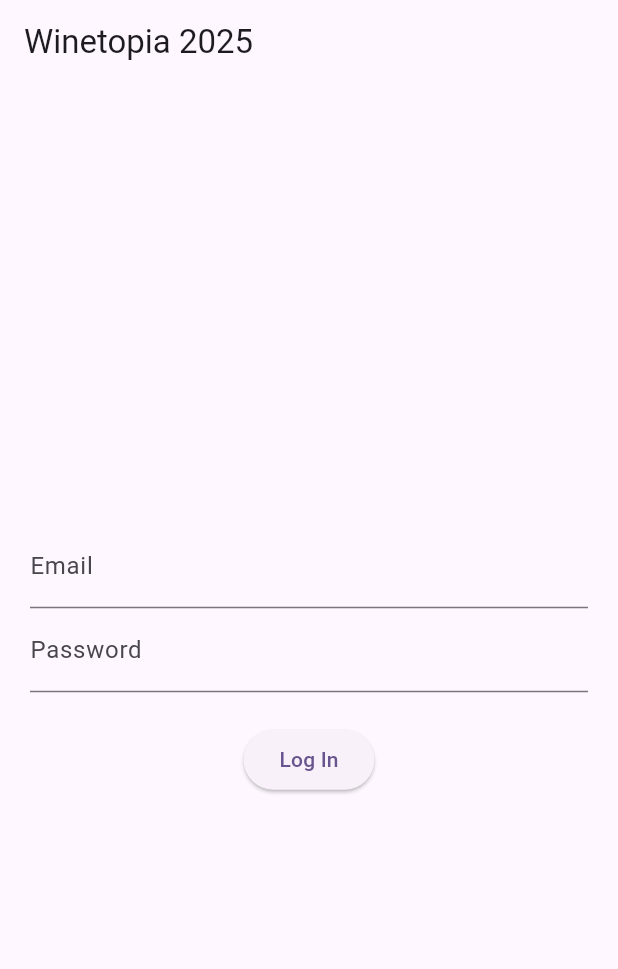
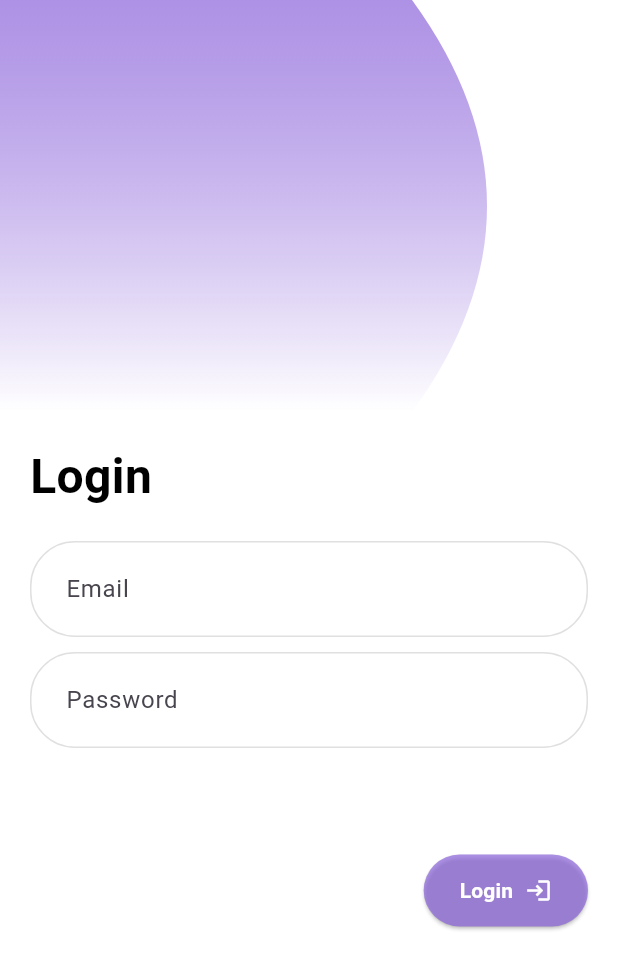
Before and after one commit to Nghia-PD/Winetopia-App, a Flutter app: the screen it shows after launch, on a phone screen of 412 x 824 dp. Shown: the top 969 px of the screen. Run offline on Flutter 3.47's test engine with Material 3 defaults, Android fonts, the light colour scheme and no system bars; our stand-ins replace cloud_firestore, firebase_auth, firebase_core, flutter_spinkit, qr_flutter; accounts and stored records are empty.

Commit message:
redesign login page

```diff
--- a/lib/screens/authentication/login.dart
+++ b/lib/screens/authentication/login.dart
@@ -1,5 +1,7 @@
 import 'package:flutter/material.dart';
 import 'package:winetopia_app/services/firebase_authentication_functions.dart';
+import 'package:winetopia_app/shares/clip_path.dart';
+import 'package:winetopia_app/shares/loading.dart';
 
 class LoginScreen extends StatefulWidget {
   const LoginScreen({super.key});
@@ -9,60 +11,164 @@ class LoginScreen extends StatefulWidget {
 }
 
 class _LoginScreenState extends State<LoginScreen> {
-  String? errorMessage = '';
+  String errorMessage = '';
   bool isLogin = false;
+  bool loading = false;
 
   final TextEditingController _controllerEmail = TextEditingController();
   final TextEditingController _controllerPassword = TextEditingController();
 
-  Future<void> signInWithEmailAndPassword() async {
-    await Auth().signInWithEmailAndPassword(
-      _controllerEmail.text,
-      _controllerPassword.text,
-    );
-  }
-
-  Widget _title() {
-    return const Text("Winetopia 2025");
-  }
-
-  Widget _entryField(String title, TextEditingController controller) {
+  Widget _entryField(
+    String title,
+    TextEditingController controller,
+    bool hideText,
+  ) {
     return TextField(
       controller: controller,
-      decoration: InputDecoration(labelText: title),
+      obscureText: hideText,
+      decoration: InputDecoration(
+        hintText: title,
+        contentPadding: const EdgeInsets.symmetric(
+          vertical: 20.0,
+          horizontal: 20.0,
+        ),
+        border: OutlineInputBorder(
+          borderRadius: BorderRadius.circular(30), // rounded corners
+        ),
+        enabledBorder: OutlineInputBorder(
+          borderRadius: BorderRadius.circular(30),
+          borderSide: BorderSide(color: Colors.grey.shade300),
+        ),
+        focusedBorder: OutlineInputBorder(
+          borderRadius: BorderRadius.circular(30),
+          borderSide: BorderSide(color: Color.fromRGBO(139, 99, 218, 0.7)),
+        ),
+        filled: true,
+        fillColor: Colors.white,
+      ),
     );
   }
 
   Widget _errorMessage() {
-    return Text(errorMessage == '' ? '' : 'Humm ? $errorMessage');
+    return Text(
+      errorMessage,
+      textAlign: TextAlign.left,
+      style: TextStyle(
+        fontSize: 14,
+        color: Colors.red,
+        fontWeight: FontWeight.bold,
+      ),
+    );
   }
 
   Widget _submitButton() {
     return ElevatedButton(
-      onPressed: () {
-        signInWithEmailAndPassword();
+      onPressed: () async {
+        setState(() {
+          loading = true;
+        });
+        dynamic result = await Auth().signInWithEmailAndPassword(
+          _controllerEmail.text,
+          _controllerPassword.text,
+        );
+        if (result == null) {
+          setState(() {
+            loading = false;
+            errorMessage = 'Yeah, nah. That’s not a valid email or password.';
+          });
+        }
       },
-      child: Text("Log In"),
+      style: ElevatedButton.styleFrom(
+        backgroundColor: Color.fromRGBO(139, 99, 218, 0.7),
+        shape: RoundedRectangleBorder(borderRadius: BorderRadius.circular(30)),
+        padding: const EdgeInsets.symmetric(horizontal: 24, vertical: 14),
+      ),
+      child: Row(
+        mainAxisSize: MainAxisSize.min, // wrap content
+        children: [
+          Text(
+            'Login',
+            style: TextStyle(fontWeight: FontWeight.bold, color: Colors.white),
+          ),
+          SizedBox(width: 8),
+          Icon(Icons.login, color: Colors.white),
+        ],
+      ),
+    );
+  }
+
+  Widget _loginText() {
+    return Text(
+      "Login",
+      textAlign: TextAlign.left,
+      style: TextStyle(
+        fontSize: 32,
+        color: Colors.black,
+        fontWeight: FontWeight.bold,
+      ),
+    );
+  }
+
+  Widget _myClip(double width, double height) {
+    return ClipPath(
+      clipper: BottomWaveClipper(),
+      child: Container(
+        height: height,
+        width: width,
+        decoration: BoxDecoration(
+          gradient: LinearGradient(
+            colors: [Color.fromRGBO(139, 99, 218, 0.7), Colors.white],
+            begin: Alignment.topCenter,
+            end: Alignment.bottomCenter,
+          ),
+        ),
+      ),
     );
   }
 
   @override
   Widget build(BuildContext context) {
-    return Scaffold(
-      appBar: AppBar(title: _title()),
+    return loading
+        ? Loading()
+        : Scaffold(
+          backgroundColor: Colors.white,
           body: Container(
-        height: double.infinity,
-        width: double.infinity,
-        padding: const EdgeInsets.all(20),
+            padding: EdgeInsets.all(0),
+            child: SingleChildScrollView(
+              reverse: true,
               child: Column(
-          crossAxisAlignment: CrossAxisAlignment.center,
-          mainAxisAlignment: MainAxisAlignment.center,
                 children: <Widget>[
-            _entryField("Email", _controllerEmail),
-            _entryField("Password", _controllerPassword),
+                  Align(
+                    alignment: Alignment.topLeft,
+                    child: _myClip(
+                      MediaQuery.of(context).size.width,
+                      MediaQuery.of(context).size.height / 3,
+                    ),
+                  ),
+                  Padding(
+                    padding: EdgeInsets.all(20),
+                    child: Column(
+                      children: <Widget>[
+                        Align(
+                          alignment: Alignment.topLeft,
+                          child: _loginText(),
+                        ),
+                        SizedBox(height: 20),
+                        _entryField("Email", _controllerEmail, false),
+                        SizedBox(height: 10),
+                        _entryField("Password", _controllerPassword, true),
+                        SizedBox(height: 20),
                         _errorMessage(),
-            _submitButton(),
+                        SizedBox(height: 30),
+                        Align(
+                          alignment: Alignment.bottomRight,
+                          child: _submitButton(),
+                        ),
                       ],
+                    ),
+                  ),
+                ],
+              ),
             ),
           ),
         );
--- a/lib/screens/home/profile.dart
+++ b/lib/screens/home/profile.dart
@@ -30,8 +30,8 @@ class Profile extends StatelessWidget {
     );
   }
 
-  Widget _ticket(String ticket_number) {
-    return QrImageView(data: ticket_number, size: 300);
+  Widget _ticket(String ticketNumber) {
+    return QrImageView(data: ticketNumber, size: 300);
   }
 
   @override
@@ -55,7 +55,7 @@ class Profile extends StatelessWidget {
           child: Column(
             mainAxisAlignment: MainAxisAlignment.spaceBetween,
             children: [
-              _ticket(userData["ticket_number"]),
+              _ticket(userData["ticketNumber"]),
               Row(
                 mainAxisAlignment: MainAxisAlignment.center,
                 children: [
--- a/lib/services/firebase_authentication_functions.dart
+++ b/lib/services/firebase_authentication_functions.dart
@@ -7,14 +7,18 @@ class Auth {
 
   Stream<User?> get authStateChanges => _firebaseAuth.authStateChanges();
 
-  Future<void> signInWithEmailAndPassword(String email, String password) async {
+  Future signInWithEmailAndPassword(String email, String password) async {
     try {
-      await _firebaseAuth.signInWithEmailAndPassword(
+      UserCredential result = await _firebaseAuth.signInWithEmailAndPassword(
         email: email,
         password: password,
       );
+
+      return result.user;
     } on FirebaseAuthException catch (e) {
-      print(e.message);
+      print(e.toString());
+
+      return null;
     }
   }
 
--- /dev/null
+++ b/lib/shares/clip_path.dart
@@ -0,0 +1,24 @@
+import 'package:flutter/material.dart';
+
+class BottomWaveClipper extends CustomClipper<Path> {
+  @override
+  Path getClip(Size size) {
+    final path = Path();
+    // Start at top-left
+    path.lineTo(0, size.height);
+    path.lineTo(size.width / 3 * 2, size.height);
+    //path.lineTo(size.width / 3 * 2, 0);
+    path.quadraticBezierTo(
+      size.width / 3 * 2 + 100,
+      size.height / 2,
+      size.width / 3 * 2,
+      0,
+    );
+    path.close();
+
+    return path;
+  }
+
+  @override
+  bool shouldReclip(CustomClipper<Path> oldClipper) => true;
+}
--- /dev/null
+++ b/lib/shares/loading.dart
@@ -0,0 +1,19 @@
+import 'package:flutter/material.dart';
+import 'package:flutter_spinkit/flutter_spinkit.dart';
+
+class Loading extends StatelessWidget {
+  const Loading({super.key});
+
+  @override
+  Widget build(BuildContext context) {
+    return Container(
+      color: Colors.white,
+      child: Center(
+        child: SpinKitChasingDots(
+          color: Color.fromRGBO(139, 99, 218, 0.7),
+          size: 50.0,
+        ),
+      ),
+    );
+  }
+}
--- a/pubspec.yaml
+++ b/pubspec.yaml
@@ -39,6 +39,7 @@ dependencies:
   cloud_functions: ^5.4.0
   cloud_firestore: ^5.6.7
   qr_flutter: ^4.1.0
+  flutter_spinkit: ^5.2.1
 
 dev_dependencies:
   flutter_test:
```
Also changed, not shown: pubspec.lock. Lines whose indentation alone changed are shown as unchanged.
